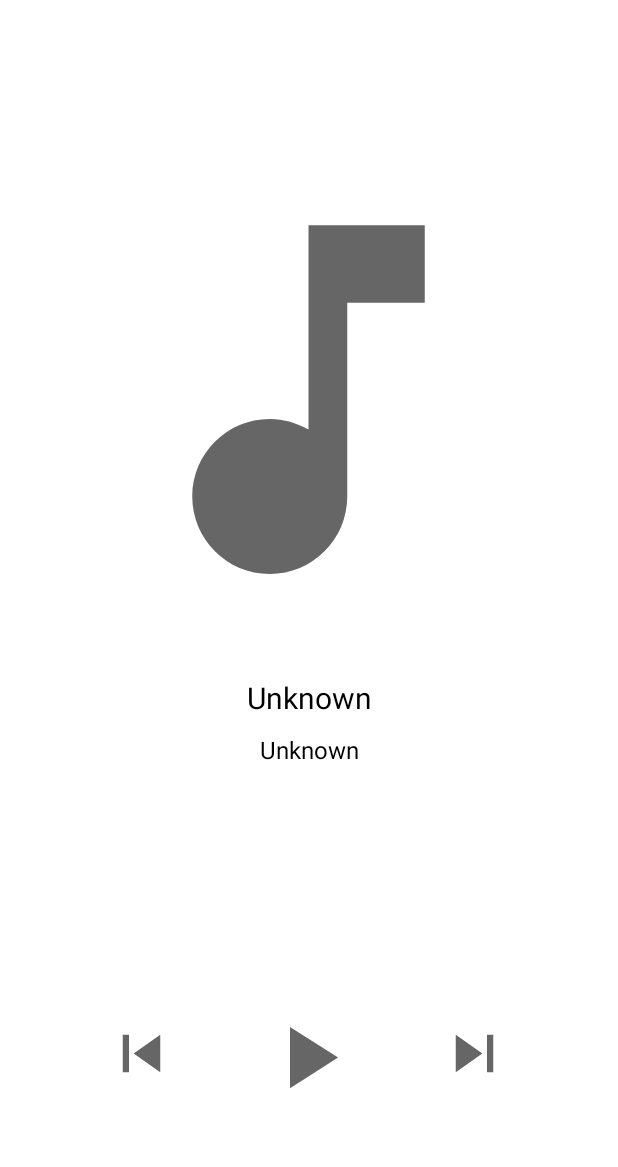
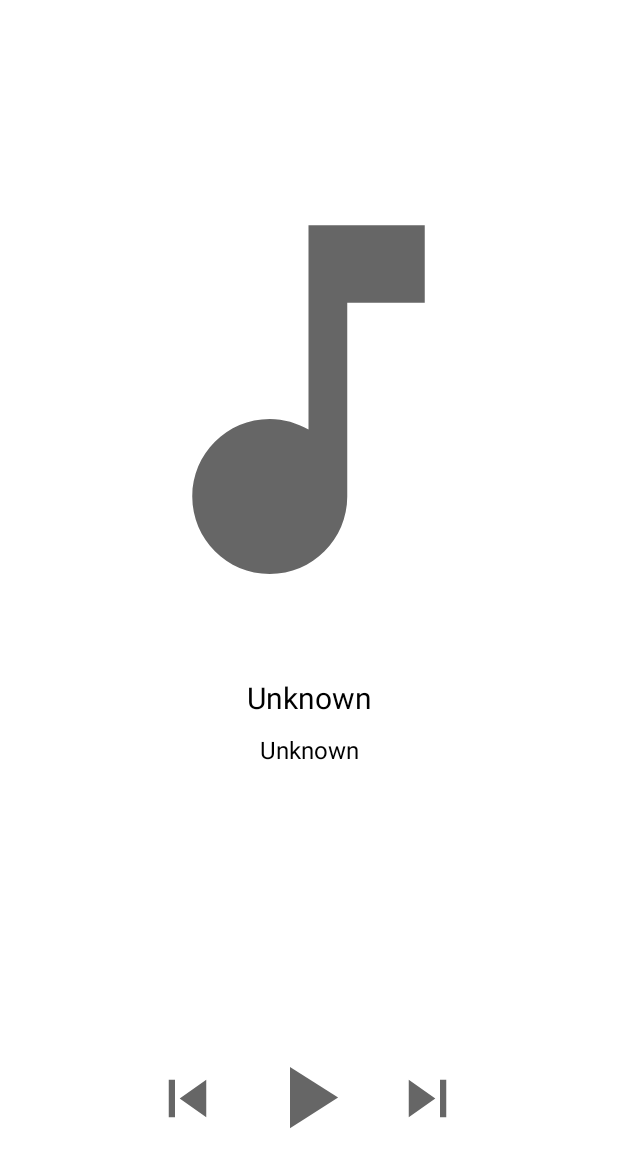
Before and after one commit to edwardburgos/secondchallenge, an Android app: the layout player_fragment.xml on its own in the app's theme, with its tools: preview values and no code run, on a phone screen of 412 x 824 dp. Shown: the top 1167 px of the screen. Run offline under Robolectric (Android 15) with nearby library versions, the phone set to English and light mode, and no system bars.

Commit message:
player fragment layout updated to fix buttons to parent

```diff
--- a/app/src/main/res/layout/player_fragment.xml
+++ b/app/src/main/res/layout/player_fragment.xml
@@ -29,8 +29,8 @@
             app:layout_constraintEnd_toEndOf="parent"
             app:layout_constraintHorizontal_bias="0.498"
             app:layout_constraintStart_toStartOf="parent"
-            app:layout_constraintTop_toBottomOf="@+id/artistData"
-            app:layout_constraintVertical_bias="0.654"
+            app:layout_constraintTop_toTopOf="parent"
+            app:layout_constraintVertical_bias="0.924"
             app:srcCompat="@drawable/ic_baseline_play_arrow_24" />
 
         <ImageView
@@ -61,24 +61,26 @@
             android:id="@+id/nextButton"
             android:layout_width="50dp"
             android:layout_height="50dp"
+            android:layout_marginStart="20dp"
             app:layout_constraintBottom_toBottomOf="parent"
             app:layout_constraintEnd_toEndOf="parent"
-            app:layout_constraintHorizontal_bias="0.421"
+            app:layout_constraintHorizontal_bias="0.0"
             app:layout_constraintStart_toEndOf="@+id/playStopButton"
-            app:layout_constraintTop_toBottomOf="@+id/artistData"
-            app:layout_constraintVertical_bias="0.633"
+            app:layout_constraintTop_toTopOf="parent"
+            app:layout_constraintVertical_bias="0.914"
             app:srcCompat="@drawable/ic_baseline_skip_next_24" />
 
         <ImageView
             android:id="@+id/prevButton"
             android:layout_width="50dp"
             android:layout_height="50dp"
+            android:layout_marginEnd="20dp"
             app:layout_constraintBottom_toBottomOf="parent"
             app:layout_constraintEnd_toStartOf="@+id/playStopButton"
-            app:layout_constraintHorizontal_bias="0.575"
+            app:layout_constraintHorizontal_bias="1.0"
             app:layout_constraintStart_toStartOf="parent"
-            app:layout_constraintTop_toBottomOf="@+id/artistData"
-            app:layout_constraintVertical_bias="0.633"
+            app:layout_constraintTop_toTopOf="parent"
+            app:layout_constraintVertical_bias="0.914"
             app:srcCompat="@drawable/ic_baseline_skip_previous_24" />
 
     </androidx.constraintlayout.widget.ConstraintLayout>
```
